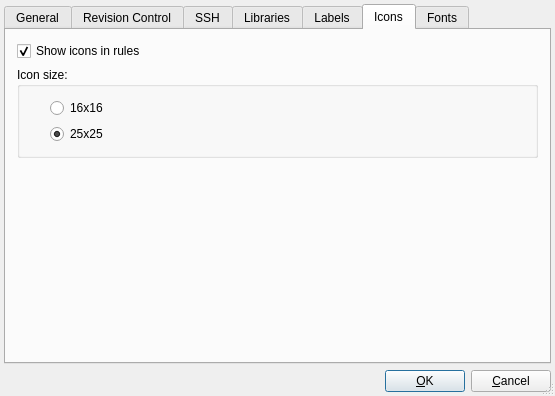
Qt form src/gui/prefsdialog_q.ui (fwbuilder/fwbuilder) before a commit.
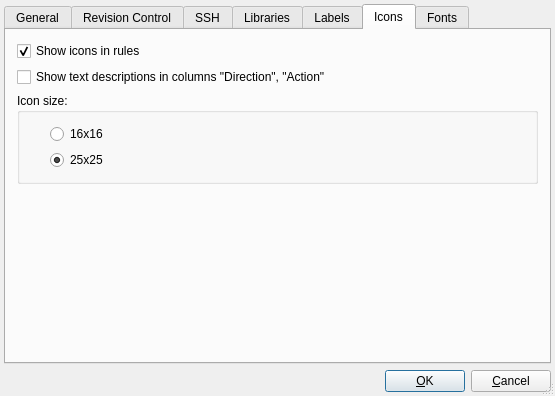
The same form after that commit. The open tabs and pages were chosen to show the change.

The edit to the form file:
```diff
--- a/src/gui/prefsdialog_q.ui
+++ b/src/gui/prefsdialog_q.ui
@@ -865,8 +865,8 @@
       <attribute name="toolTip" >
        <string>Icons settings</string>
       </attribute>
-      <layout class="QVBoxLayout" >
-       <item>
+      <layout class="QGridLayout" >
+       <item row="0" column="0" >
         <widget class="QCheckBox" name="chShowIcons" >
          <property name="text" >
           <string>Show icons in rules</string>
@@ -876,7 +876,14 @@
          </property>
         </widget>
        </item>
-       <item>
+       <item row="1" column="0" >
+        <widget class="QCheckBox" name="showDirectionText" >
+         <property name="text" >
+          <string>Show text descriptions in columns "Direction", "Action"</string>
+         </property>
+        </widget>
+       </item>
+       <item row="2" column="0" >
         <widget class="QGroupBox" name="groupBox" >
          <property name="title" >
           <string>Icon size:</string>
@@ -905,7 +912,7 @@
          </layout>
         </widget>
        </item>
-       <item>
+       <item row="3" column="0" >
         <spacer>
          <property name="orientation" >
           <enum>Qt::Vertical</enum>
```
